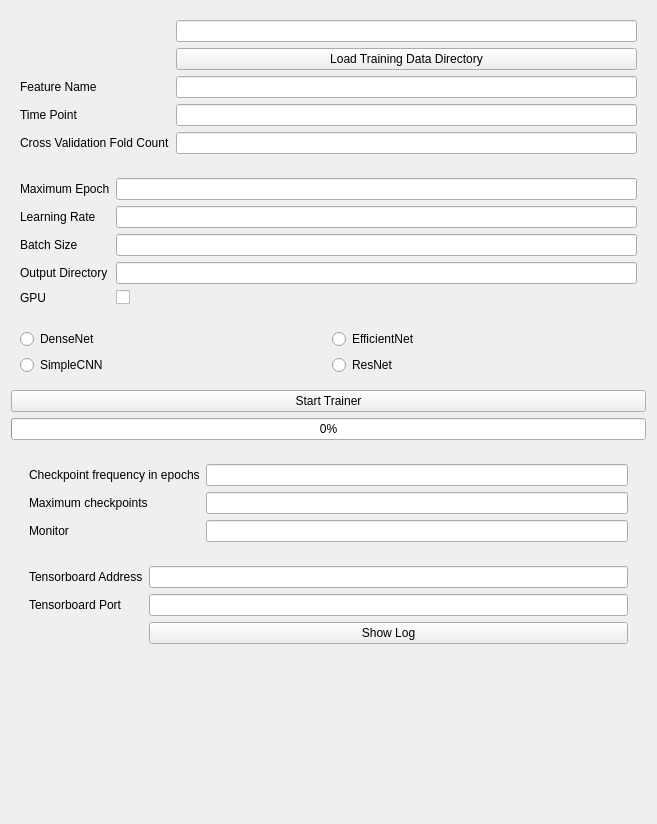
Qt form DeepLearner/Resources/UI/DeepLearnerLib.ui (mturja-vf-ic-bd/SlicerDeepLearningUI) before a commit.
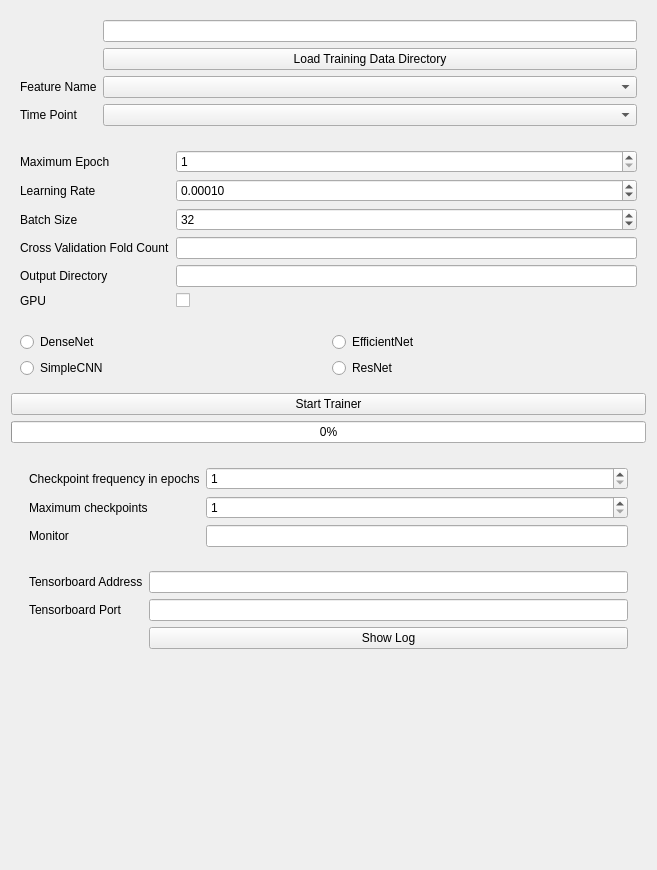
The same form after that commit. Custom widgets are drawn as their Qt base class.

Commit message: Updated text boxes of UI with SpinBox and auto-updated dataloading attributes such as features and time points

What changed in the file:
```diff
--- a/DeepLearner/Resources/UI/DeepLearnerLib.ui
+++ b/DeepLearner/Resources/UI/DeepLearnerLib.ui
@@ -7,7 +7,7 @@
     <x>0</x>
     <y>0</y>
     <width>657</width>
-    <height>824</height>
+    <height>870</height>
    </rect>
   </property>
   <property name="windowTitle">
@@ -20,9 +20,6 @@
       <string>Input Directory</string>
      </property>
      <layout class="QFormLayout" name="formLayout_3">
-      <item row="4" column="1">
-       <widget class="QLineEdit" name="FeatureNameLineEdit"/>
-      </item>
       <item row="4" column="0">
        <widget class="QLabel" name="label">
         <property name="text">
@@ -37,19 +34,6 @@
         </property>
        </widget>
       </item>
-      <item row="5" column="1">
-       <widget class="QLineEdit" name="TimePointLineEdit"/>
-      </item>
-      <item row="6" column="0">
-       <widget class="QLabel" name="label_3">
-        <property name="text">
-         <string>Cross Validation Fold Count</string>
-        </property>
-       </widget>
-      </item>
-      <item row="6" column="1">
-       <widget class="QLineEdit" name="CVFoldLineEdit"/>
-      </item>
       <item row="3" column="1">
        <widget class="QPushButton" name="TrainDirPushButton">
         <property name="text">
@@ -60,6 +44,12 @@
       <item row="2" column="1">
        <widget class="QLineEdit" name="TrainDirLineEdit"/>
       </item>
+      <item row="4" column="1">
+       <widget class="QComboBox" name="FeatureNameCombo"/>
+      </item>
+      <item row="5" column="1">
+       <widget class="QComboBox" name="TimePointCombo"/>
+      </item>
      </layout>
     </widget>
    </item>
@@ -76,49 +66,92 @@
         </property>
        </widget>
       </item>
-      <item row="0" column="1">
-       <widget class="QLineEdit" name="maxEpochLineEdit"/>
-      </item>
-      <item row="1" column="0">
+      <item row="2" column="0">
        <widget class="QLabel" name="learningRateLabel">
         <property name="text">
          <string>Learning Rate</string>
         </property>
        </widget>
       </item>
-      <item row="1" column="1">
-       <widget class="QLineEdit" name="learningRateLineEdit"/>
-      </item>
-      <item row="2" column="0">
+      <item row="3" column="0">
        <widget class="QLabel" name="batchSizeLabel">
         <property name="text">
          <string>Batch Size</string>
         </property>
        </widget>
       </item>
-      <item row="2" column="1">
-       <widget class="QLineEdit" name="batchSizeLineEdit"/>
-      </item>
-      <item row="3" column="0">
+      <item row="7" column="0">
        <widget class="QLabel" name="writeDirLabel">
         <property name="text">
          <string>Output Directory</string>
         </property>
        </widget>
       </item>
-      <item row="3" column="1">
+      <item row="7" column="1">
        <widget class="QLineEdit" name="writeDirLineEdit"/>
       </item>
-      <item row="4" column="0">
+      <item row="8" column="0">
        <widget class="QLabel" name="gPULabel">
         <property name="text">
          <string>GPU</string>
         </property>
        </widget>
       </item>
-      <item row="4" column="1">
+      <item row="8" column="1">
        <widget class="QCheckBox" name="gPUCheckBox"/>
       </item>
+      <item row="0" column="1">
+       <widget class="QSpinBox" name="epochSpinBox">
+        <property name="minimum">
+         <number>1</number>
+        </property>
+        <property name="maximum">
+         <number>100000</number>
+        </property>
+       </widget>
+      </item>
+      <item row="2" column="1">
+       <widget class="QDoubleSpinBox" name="learningRateSpinBox">
+        <property name="decimals">
+         <number>5</number>
+        </property>
+        <property name="minimum">
+         <double>0.000000000000000</double>
+        </property>
+        <property name="maximum">
+         <double>10.000000000000000</double>
+        </property>
+        <property name="singleStep">
+         <double>0.000100000000000</double>
+        </property>
+        <property name="value">
+         <double>0.000100000000000</double>
+        </property>
+       </widget>
+      </item>
+      <item row="3" column="1">
+       <widget class="QSpinBox" name="batchSizeSpinBox">
+        <property name="minimum">
+         <number>1</number>
+        </property>
+        <property name="maximum">
+         <number>4096</number>
+        </property>
+        <property name="value">
+         <number>32</number>
+        </property>
+       </widget>
+      </item>
+      <item row="6" column="1">
+       <widget class="QLineEdit" name="CVFoldLineEdit"/>
+      </item>
+      <item row="6" column="0">
+       <widget class="QLabel" name="label_3">
+        <property name="text">
+         <string>Cross Validation Fold Count</string>
+        </property>
+       </widget>
+      </item>
      </layout>
     </widget>
    </item>
@@ -196,9 +229,6 @@
            </property>
           </widget>
          </item>
-         <item row="0" column="1">
-          <widget class="QLineEdit" name="nEpoch"/>
-         </item>
          <item row="2" column="0">
           <widget class="QLabel" name="monitorLabel">
            <property name="text">
@@ -216,8 +246,25 @@
            </property>
           </widget>
          </item>
+         <item row="0" column="1">
+          <widget class="QSpinBox" name="cpFreqSpinBox">
+           <property name="minimum">
+            <number>1</number>
+           </property>
+           <property name="maximum">
+            <number>1000</number>
+           </property>
+          </widget>
+         </item>
          <item row="1" column="1">
-          <widget class="QLineEdit" name="maxCpLineEdit"/>
+          <widget class="QSpinBox" name="maxCpSpinBox">
+           <property name="minimum">
+            <number>1</number>
+           </property>
+           <property name="maximum">
+            <number>10000</number>
+           </property>
+          </widget>
          </item>
         </layout>
        </widget>
```
The commit also changes 6 other files.
